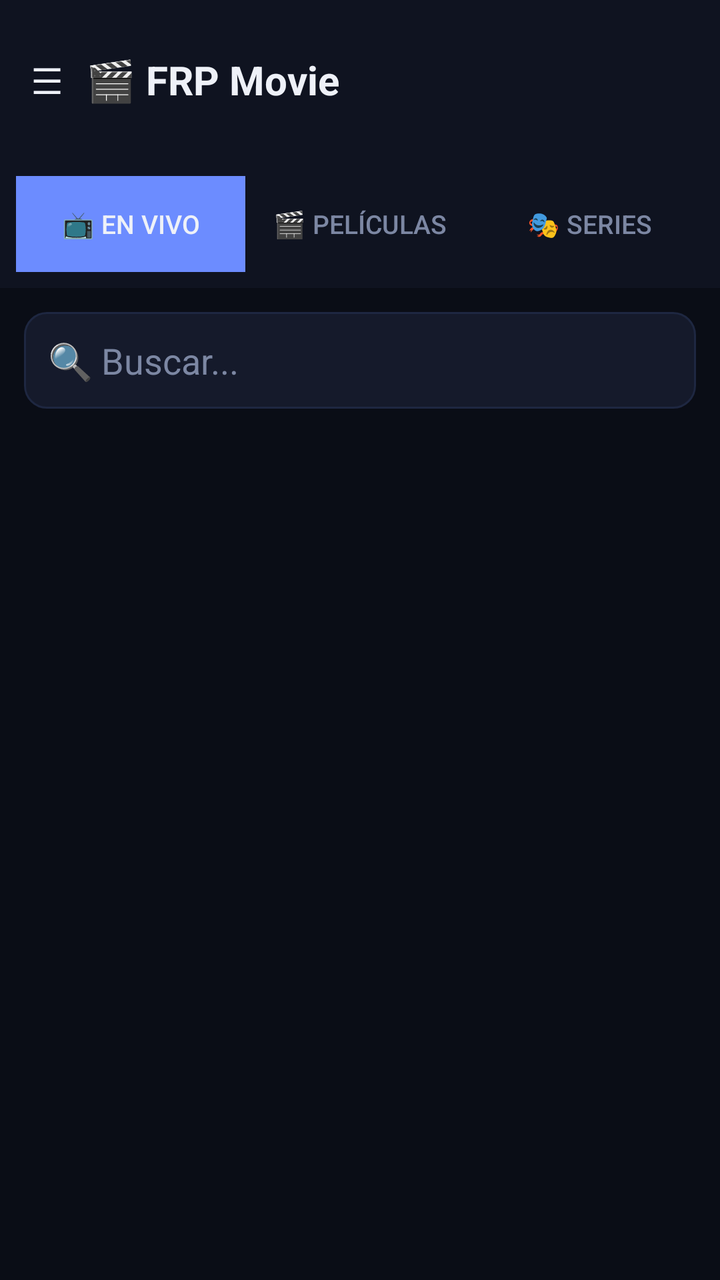
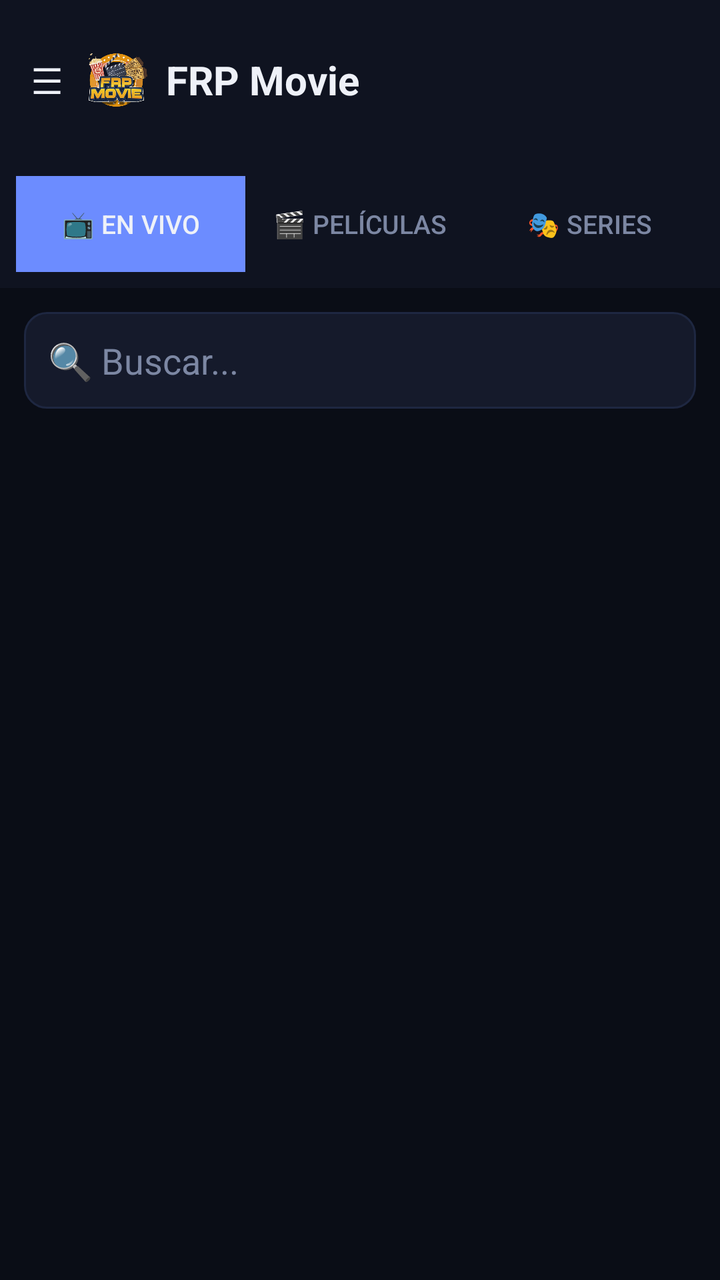

Before-and-after screenshots of an Android layout around one commit, followed by the original layout XML and the change that was made.
<!-- AndroidManifest.xml: application theme Theme.FRPMovie -->
<!-- res/layout/activity_main.xml -->
<?xml version="1.0" encoding="utf-8"?>
<androidx.drawerlayout.widget.DrawerLayout
    xmlns:android="http://schemas.android.com/apk/res/android"
    android:id="@+id/drawerLayout"
    android:layout_width="match_parent"
    android:layout_height="match_parent">

    
    <LinearLayout
        android:layout_width="match_parent"
        android:layout_height="match_parent"
        android:orientation="vertical"
        android:background="@color/bg">
        <LinearLayout
            android:layout_width="match_parent"
            android:layout_height="wrap_content"
            android:orientation="horizontal"
            android:padding="16dp"
            android:gravity="center_vertical"
            android:background="@color/panel">
            <Button
                android:id="@+id/btnMenu"
                android:layout_width="wrap_content"
                android:layout_height="wrap_content"
                android:text="☰"
                android:textSize="18sp"
                android:textColor="@color/ink"
                android:background="@android:color/transparent"
                android:minWidth="0dp"
                android:paddingStart="0dp"
                android:paddingEnd="12dp" />
            <TextView
                android:layout_width="wrap_content"
                android:layout_height="wrap_content"
                android:text="🎬 FRP Movie"
                android:textColor="@color/ink"
                android:textSize="20sp"
                android:textStyle="bold" />
            <TextView
                android:id="@+id/tvCount"
                android:layout_width="0dp"
                android:layout_height="wrap_content"
                android:layout_weight="1"
                android:gravity="end"
                android:text=""
                android:textColor="@color/muted"
                android:textSize="13sp" />
        </LinearLayout>
        <LinearLayout
            android:layout_width="match_parent"
            android:layout_height="wrap_content"
            android:orientation="horizontal"
            android:padding="8dp"
            android:background="@color/panel">
            <Button
                android:id="@+id/btnLive"
                android:layout_width="0dp"
                android:layout_height="wrap_content"
                android:layout_weight="1"
                android:text="📺 En vivo"
                android:textSize="13sp"
                android:textColor="@color/ink"
                android:background="@color/brand" />
            <Button
                android:id="@+id/btnMovies"
                android:layout_width="0dp"
                android:layout_height="wrap_content"
                android:layout_weight="1"
                android:text="🎬 Películas"
                android:textSize="13sp"
                android:textColor="@color/muted"
                android:background="@android:color/transparent" />
            <Button
                android:id="@+id/btnSeries"
                android:layout_width="0dp"
                android:layout_height="wrap_content"
                android:layout_weight="1"
                android:text="🎭 Series"
                android:textSize="13sp"
                android:textColor="@color/muted"
                android:background="@android:color/transparent" />
        </LinearLayout>
        <EditText
            android:id="@+id/etSearch"
            android:layout_width="match_parent"
            android:layout_height="wrap_content"
            android:hint="🔍 Buscar..."
            android:textColorHint="@color/muted"
            android:textColor="@color/ink"
            android:background="@drawable/input_bg"
            android:padding="12dp"
            android:layout_margin="12dp"
            android:inputType="text" />
        <FrameLayout
            android:layout_width="match_parent"
            android:layout_height="match_parent">
            <androidx.recyclerview.widget.RecyclerView
                android:id="@+id/recyclerChannels"
                android:layout_width="match_parent"
                android:layout_height="match_parent"
                android:padding="8dp"
                android:clipToPadding="false" />
            <ProgressBar
                android:id="@+id/progress"
                android:layout_width="wrap_content"
                android:layout_height="wrap_content"
                android:layout_gravity="center"
                android:visibility="gone" />
        </FrameLayout>
    </LinearLayout>

    
    <LinearLayout
        android:layout_width="280dp"
        android:layout_height="match_parent"
        android:layout_gravity="start"
        android:orientation="vertical"
        android:background="@color/panel">
        <TextView
            android:layout_width="match_parent"
            android:layout_height="wrap_content"
            android:text="Categorías"
            android:textColor="@color/ink"
            android:textSize="16sp"
            android:textStyle="bold"
            android:padding="16dp"
            android:background="@color/bg" />
        <androidx.recyclerview.widget.RecyclerView
            android:id="@+id/recyclerCategories"
            android:layout_width="match_parent"
            android:layout_height="match_parent" />
    </LinearLayout>

</androidx.drawerlayout.widget.DrawerLayout>
<!-- resources referenced by this layout -->
<resources>
  <color name="bg">#0A0D16</color>
  <color name="brand">#6C8CFF</color>
  <color name="ink">#EEF1F8</color>
  <color name="muted">#7C87A3</color>
  <color name="panel">#0F1320</color>
  <!-- drawable input_bg (drawable) -->
  <?xml version="1.0" encoding="utf-8"?>
  <shape xmlns:android="http://schemas.android.com/apk/res/android" android:shape="rectangle">
      <solid android:color="#151A2B" />
      <corners android:radius="11dp" />
      <stroke android:width="1dp" android:color="#1E2741" />
  </shape>
  <style name="Theme.FRPMovie" parent="Theme.MaterialComponents.DayNight.NoActionBar">
          <item name="colorPrimary">@color/brand</item>
          <item name="colorPrimaryVariant">@color/brand2</item>
          <item name="colorOnPrimary">@android:color/white</item>
          <item name="android:statusBarColor">@color/bg</item>
          <item name="android:windowBackground">@color/bg</item>
      </style>
  <color name="brand2">#8B5CF6</color>
</resources>

<!-- the commit's change to res/layout/activity_main.xml (unified diff, before → after) -->
@@ -29,10 +29,17 @@
                 android:minWidth="0dp"
                 android:paddingStart="0dp"
                 android:paddingEnd="12dp" />
+            <ImageView
+                android:layout_width="32dp"
+                android:layout_height="32dp"
+                android:src="@drawable/logo"
+                android:layout_marginEnd="8dp"
+                android:adjustViewBounds="true"
+                android:scaleType="fitCenter" />
             <TextView
                 android:layout_width="wrap_content"
                 android:layout_height="wrap_content"
-                android:text="🎬 FRP Movie"
+                android:text="FRP Movie"
                 android:textColor="@color/ink"
                 android:textSize="20sp"
                 android:textStyle="bold" />
<!-- resource entries referenced after the edit -->
@@ -12,6 +12,7 @@
       <corners android:radius="11dp" />
       <stroke android:width="1dp" android:color="#1E2741" />
   </shape>
+  <!-- drawable logo: png bitmap (drawable, 276617 bytes) -->
   <style name="Theme.FRPMovie" parent="Theme.MaterialComponents.DayNight.NoActionBar">
           <item name="colorPrimary">@color/brand</item>
           <item name="colorPrimaryVariant">@color/brand2</item>
